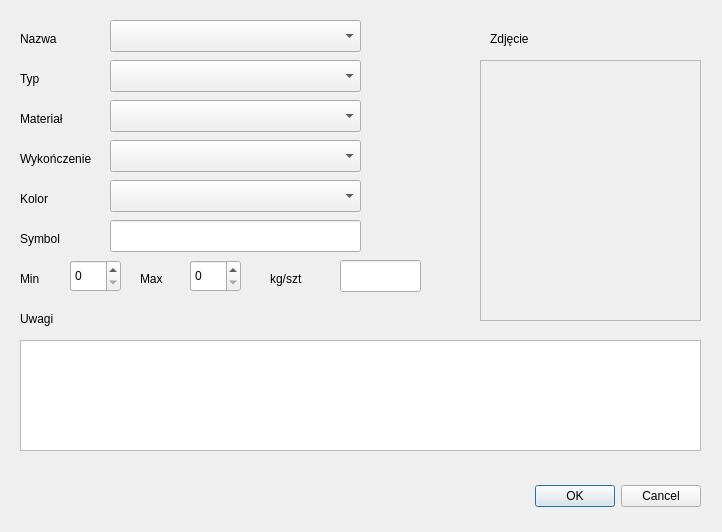
This is product.ui in lkucz/magazyn as Qt 5 draws it before an edit. The edited form follows.
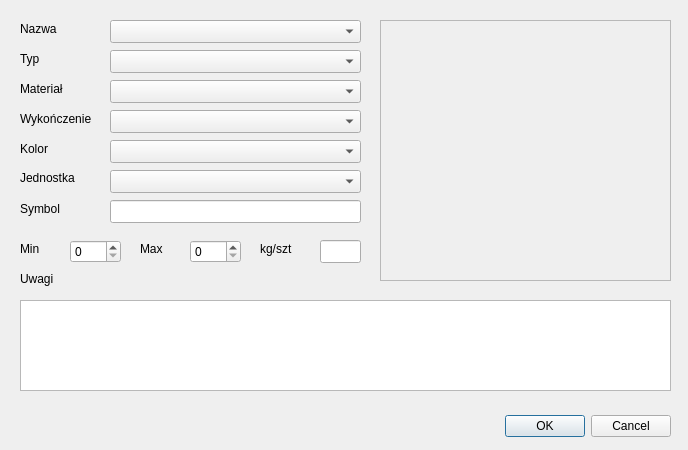
This is the edited form.

Diff of the .ui file:
```diff
--- a/product.ui
+++ b/product.ui
@@ -6,8 +6,8 @@
    <rect>
     <x>0</x>
     <y>0</y>
-    <width>722</width>
-    <height>532</height>
+    <width>688</width>
+    <height>450</height>
    </rect>
   </property>
   <property name="windowTitle">
@@ -19,7 +19,7 @@
      <x>110</x>
      <y>20</y>
      <width>251</width>
-     <height>32</height>
+     <height>23</height>
     </rect>
    </property>
   </widget>
@@ -27,7 +27,7 @@
    <property name="geometry">
     <rect>
      <x>20</x>
-     <y>30</y>
+     <y>20</y>
      <width>71</width>
      <height>18</height>
     </rect>
@@ -40,7 +40,7 @@
    <property name="geometry">
     <rect>
      <x>20</x>
-     <y>70</y>
+     <y>50</y>
      <width>58</width>
      <height>18</height>
     </rect>
@@ -53,9 +53,9 @@
    <property name="geometry">
     <rect>
      <x>110</x>
-     <y>60</y>
+     <y>50</y>
      <width>251</width>
-     <height>32</height>
+     <height>23</height>
     </rect>
    </property>
   </widget>
@@ -63,7 +63,7 @@
    <property name="geometry">
     <rect>
      <x>20</x>
-     <y>110</y>
+     <y>80</y>
      <width>58</width>
      <height>18</height>
     </rect>
@@ -76,9 +76,9 @@
    <property name="geometry">
     <rect>
      <x>110</x>
-     <y>100</y>
+     <y>80</y>
      <width>251</width>
-     <height>32</height>
+     <height>23</height>
     </rect>
    </property>
   </widget>
@@ -86,7 +86,7 @@
    <property name="geometry">
     <rect>
      <x>20</x>
-     <y>150</y>
+     <y>110</y>
      <width>81</width>
      <height>18</height>
     </rect>
@@ -99,9 +99,9 @@
    <property name="geometry">
     <rect>
      <x>110</x>
-     <y>140</y>
+     <y>110</y>
      <width>251</width>
-     <height>32</height>
+     <height>23</height>
     </rect>
    </property>
   </widget>
@@ -109,7 +109,7 @@
    <property name="geometry">
     <rect>
      <x>20</x>
-     <y>190</y>
+     <y>140</y>
      <width>58</width>
      <height>18</height>
     </rect>
@@ -122,9 +122,9 @@
    <property name="geometry">
     <rect>
      <x>110</x>
-     <y>180</y>
+     <y>140</y>
      <width>251</width>
-     <height>32</height>
+     <height>23</height>
     </rect>
    </property>
   </widget>
@@ -132,7 +132,7 @@
    <property name="geometry">
     <rect>
      <x>20</x>
-     <y>230</y>
+     <y>200</y>
      <width>58</width>
      <height>18</height>
     </rect>
@@ -145,9 +145,9 @@
    <property name="geometry">
     <rect>
      <x>110</x>
-     <y>220</y>
+     <y>200</y>
      <width>251</width>
-     <height>32</height>
+     <height>23</height>
     </rect>
    </property>
   </widget>
@@ -155,7 +155,7 @@
    <property name="geometry">
     <rect>
      <x>20</x>
-     <y>270</y>
+     <y>240</y>
      <width>58</width>
      <height>18</height>
     </rect>
@@ -168,7 +168,7 @@
    <property name="geometry">
     <rect>
      <x>140</x>
-     <y>270</y>
+     <y>240</y>
      <width>58</width>
      <height>18</height>
     </rect>
@@ -181,9 +181,9 @@
    <property name="geometry">
     <rect>
      <x>70</x>
-     <y>260</y>
+     <y>240</y>
      <width>51</width>
-     <height>32</height>
+     <height>23</height>
     </rect>
    </property>
   </widget>
@@ -191,9 +191,9 @@
    <property name="geometry">
     <rect>
      <x>190</x>
-     <y>260</y>
+     <y>240</y>
      <width>51</width>
-     <height>32</height>
+     <height>23</height>
     </rect>
    </property>
   </widget>
@@ -201,7 +201,7 @@
    <property name="geometry">
     <rect>
      <x>20</x>
-     <y>310</y>
+     <y>270</y>
      <width>58</width>
      <height>18</height>
     </rect>
@@ -213,8 +213,8 @@
   <widget class="QLabel" name="label_10">
    <property name="geometry">
     <rect>
-     <x>270</x>
-     <y>270</y>
+     <x>260</x>
+     <y>240</y>
      <width>58</width>
      <height>18</height>
     </rect>
@@ -226,32 +226,19 @@
   <widget class="QLineEdit" name="qtPerKg">
    <property name="geometry">
     <rect>
-     <x>340</x>
-     <y>260</y>
-     <width>81</width>
-     <height>32</height>
+     <x>320</x>
+     <y>240</y>
+     <width>41</width>
+     <height>23</height>
     </rect>
    </property>
   </widget>
-  <widget class="QLabel" name="label_11">
-   <property name="geometry">
-    <rect>
-     <x>490</x>
-     <y>30</y>
-     <width>58</width>
-     <height>18</height>
-    </rect>
-   </property>
-   <property name="text">
-    <string>Zdjęcie</string>
-   </property>
-  </widget>
   <widget class="QFrame" name="frame">
    <property name="geometry">
     <rect>
-     <x>480</x>
-     <y>60</y>
-     <width>221</width>
+     <x>380</x>
+     <y>20</y>
+     <width>291</width>
      <height>261</height>
     </rect>
    </property>
@@ -266,17 +253,17 @@
    <property name="geometry">
     <rect>
      <x>20</x>
-     <y>340</y>
-     <width>681</width>
-     <height>111</height>
+     <y>300</y>
+     <width>651</width>
+     <height>91</height>
     </rect>
    </property>
   </widget>
   <widget class="QDialogButtonBox" name="buttonBox">
    <property name="geometry">
     <rect>
-     <x>360</x>
-     <y>480</y>
+     <x>330</x>
+     <y>410</y>
      <width>341</width>
      <height>32</height>
     </rect>
@@ -288,6 +275,29 @@
     <set>QDialogButtonBox::Cancel|QDialogButtonBox::Ok</set>
    </property>
   </widget>
+  <widget class="QLabel" name="label_12">
+   <property name="geometry">
+    <rect>
+     <x>20</x>
+     <y>170</y>
+     <width>71</width>
+     <height>16</height>
+    </rect>
+   </property>
+   <property name="text">
+    <string>Jednostka</string>
+   </property>
+  </widget>
+  <widget class="QComboBox" name="unitCB">
+   <property name="geometry">
+    <rect>
+     <x>110</x>
+     <y>170</y>
+     <width>251</width>
+     <height>23</height>
+    </rect>
+   </property>
+  </widget>
  </widget>
  <resources/>
  <connections>
```
